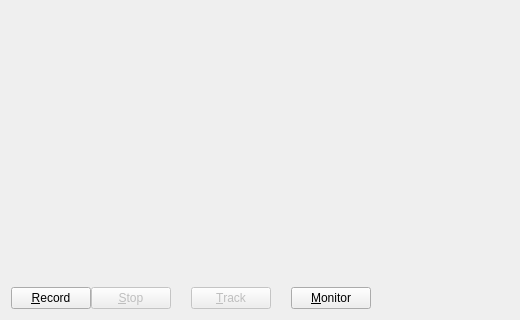
Old version of the form recorder/mainwindow.ui in the repository genosse-einhorn/FishyRecorder-lite; both pictures show x 0 to 520 and y 137 to 457 of the 641 by 457 pixel window.
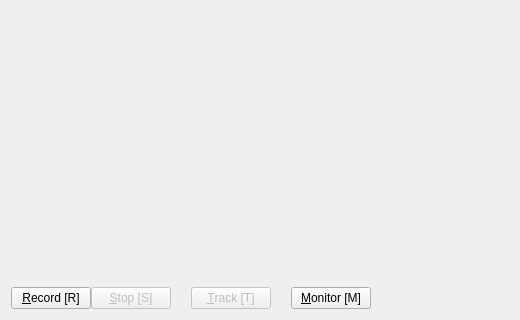
New version of the form. Icons and pictures are not drawn. Custom widgets are drawn as their Qt base class.

Commit message:
Show keyboard shortcuts on buttons, add German translation
I think it looks a bit hideous now, but at least the shortcuts are visible

Diff of the .ui file:
```diff
--- a/recorder/mainwindow.ui
+++ b/recorder/mainwindow.ui
@@ -74,7 +74,7 @@
          </sizepolicy>
         </property>
         <property name="text">
-         <string>&amp;Monitor</string>
+         <string>&amp;Monitor [M]</string>
         </property>
         <property name="icon">
          <iconset theme="audio-headphones" resource="recorder.qrc">
@@ -107,7 +107,7 @@
          <bool>false</bool>
         </property>
         <property name="text">
-         <string>&amp;Stop</string>
+         <string>&amp;Stop [S]</string>
         </property>
         <property name="icon">
          <iconset theme="media-playback-stop" resource="recorder.qrc">
@@ -127,7 +127,7 @@
          </sizepolicy>
         </property>
         <property name="text">
-         <string>&amp;Record</string>
+         <string>&amp;Record [R]</string>
         </property>
         <property name="icon">
          <iconset theme="media-record" resource="recorder.qrc">
@@ -160,7 +160,7 @@
          <bool>false</bool>
         </property>
         <property name="text">
-         <string>&amp;Track</string>
+         <string>&amp;Track [T]</string>
         </property>
         <property name="icon">
          <iconset theme="media-playback-pause" resource="recorder.qrc">
```
The commit also changes 2 other files.
